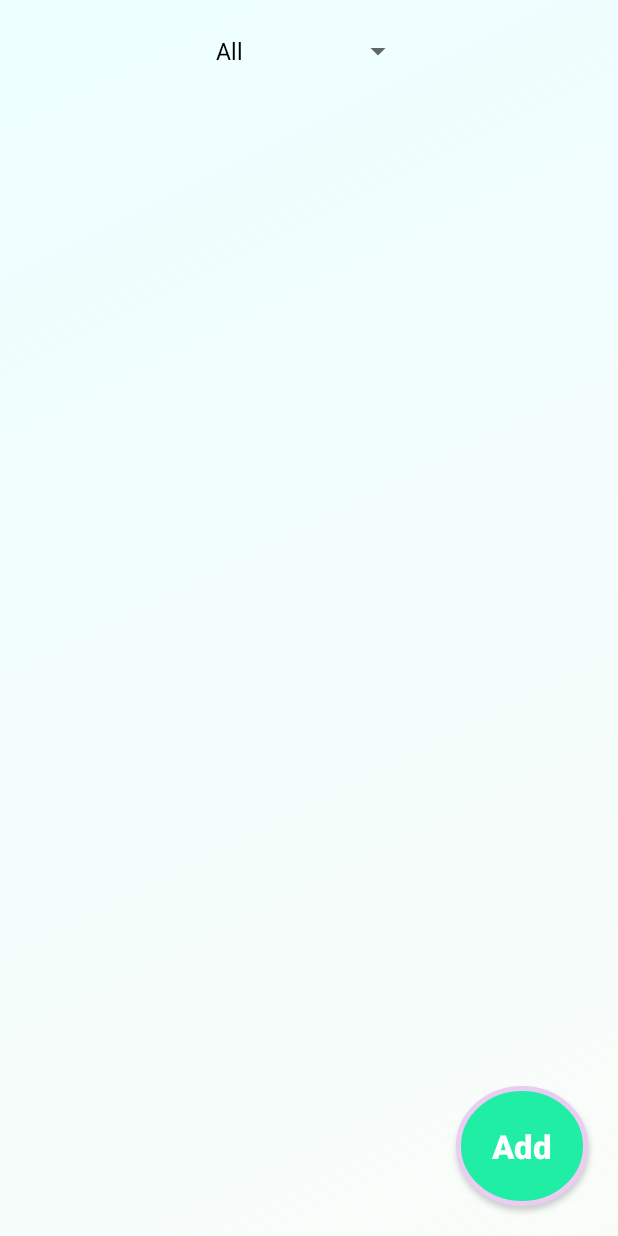
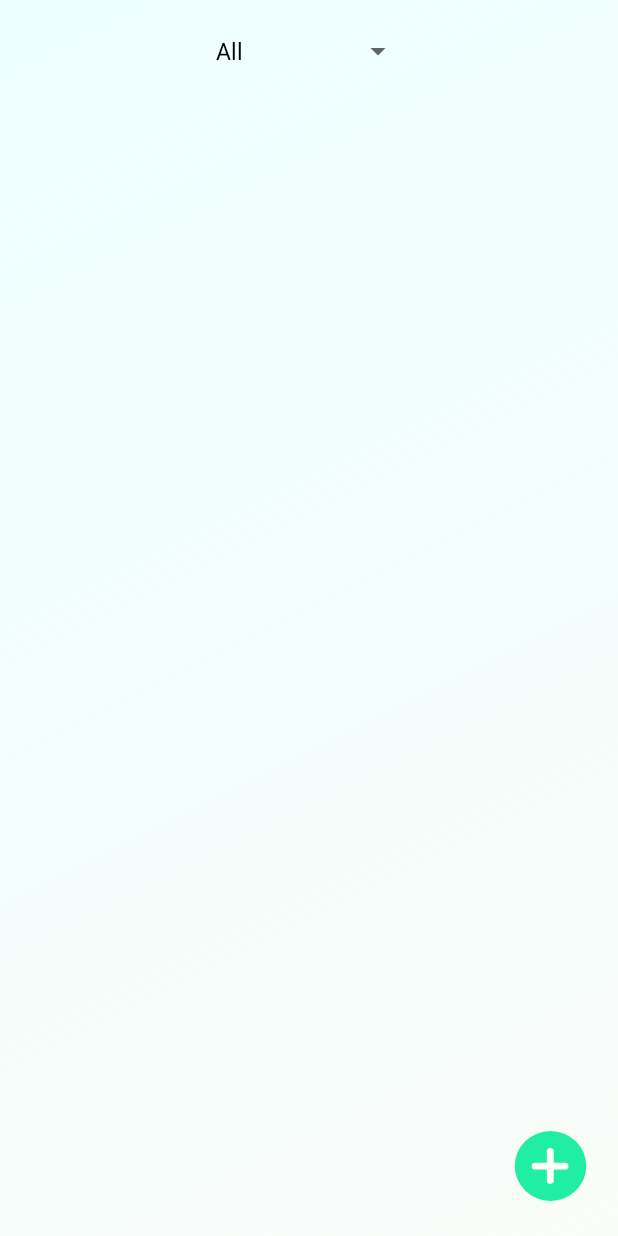
Before and after one commit to shkhaider2015/MyContacts, an Android app: the screen it shows after launch (MainActivity), on a phone screen of 412 x 824 dp. Run offline under Robolectric (Android 15) with nearby library versions, the phone set to English and light mode, and no system bars; our stand-ins replace ButterKnife, Picasso, Room's generated code.

Commit message:
almost done

```diff
--- a/app/src/main/java/com/example/mycontacts/MainActivity.java
+++ b/app/src/main/java/com/example/mycontacts/MainActivity.java
@@ -13,7 +13,10 @@ import android.view.View;
 import android.widget.AdapterView;
 import android.widget.ArrayAdapter;
 import android.widget.Button;
+import android.widget.ImageButton;
 import android.widget.Spinner;
+
+import com.google.android.material.floatingactionbutton.FloatingActionButton;
 
 import java.util.List;
 
@@ -24,7 +27,7 @@ public class MainActivity extends AppCompatActivity implements View.OnClickListe
     private static final String TAG = "MainActivity";
 
 
-    private Button mAdd;
+    private ImageButton mAdd;
     private RecyclerView mRecyclerView;
     private Spinner mSpinner;
 
--- /dev/null
+++ b/app/src/main/res/drawable/ic_add_circle.xml
@@ -0,0 +1,20 @@
+<vector
+    android:height="81.84971dp"
+    android:viewportHeight="177"
+    android:viewportWidth="173"
+    android:width="80dp"
+    xmlns:android="http://schemas.android.com/apk/res/android">
+
+    <path
+        android:fillColor="#20EEA4"
+        android:pathData="M86.5,82.5m-82.5,0a82.5,82.5 0,1 1,165 0a82.5,82.5 0,1 1,-165 0"/>
+
+    <path
+        android:fillColor="#ffffff"
+        android:pathData="M86,40L86,40A8,8 0,0 1,94 48L94,117A8,8 0,0 1,86 125L86,125A8,8 0,0 1,78 117L78,48A8,8 0,0 1,86 40z"/>
+
+    <path
+        android:fillColor="#ffffff"
+        android:pathData="M128.007,83L128.007,83A8,8 0,0 1,120.014 91.007L51.014,91.065A8,8 134.646,0 1,43.007 83.072L43.007,83.072A8,8 134.646,0 1,51 75.065L120,75.007A8,8 0,0 1,128.007 83z"/>
+
+</vector>
--- a/app/src/main/res/layout/activity_main.xml
+++ b/app/src/main/res/layout/activity_main.xml
@@ -28,26 +28,15 @@
         app:layout_constraintTop_toBottomOf="@id/category_spinner"/>
 
 
-
-    <Button
+    <ImageButton
         android:id="@+id/add_button"
-        android:layout_width="wrap_content"
-        android:layout_height="wrap_content"
-        android:textSize="22sp"
-        android:textStyle="bold"
-        android:textAllCaps="false"
-        app:layout_constraintEnd_toEndOf="parent"
+        android:layout_width="50dp"
+        android:layout_height="50dp"
+        android:layout_marginEnd="20dp"
+        android:layout_marginBottom="20dp"
+        android:background="@drawable/ic_add_circle"
         app:layout_constraintBottom_toBottomOf="parent"
-        android:layout_marginBottom="20dp"
-        android:layout_marginEnd="20dp"
-        android:text="@string/add"
-        android:textColor="#FFFFFF"
-        android:background="@drawable/addbtnbg"
-        />
-
-
-
-
+        app:layout_constraintEnd_toEndOf="parent" />
 
 
 
```
